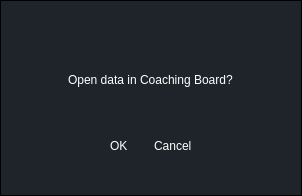
Before: the Qt Designer form ui/dialogs/open_board.ui in elian-olbz/mlbb-drafting-and-simulation-tools, drawn with Qt 5.
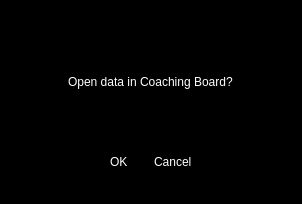
After: the same form once the commit is applied. Icons and pictures are not drawn.

What changed in the file:
```diff
--- a/ui/dialogs/open_board.ui
+++ b/ui/dialogs/open_board.ui
@@ -7,7 +7,7 @@
     <x>0</x>
     <y>0</y>
     <width>302</width>
-    <height>196</height>
+    <height>204</height>
    </rect>
   </property>
   <property name="windowTitle">
@@ -32,7 +32,8 @@
    <item>
     <widget class="QFrame" name="drop_shadow">
      <property name="styleSheet">
-      <string notr="true">background-color: qlineargradient(spread:pad, x1:0, y1:0, x2:1, y2:1, stop:0 rgba(35, 39, 46, 1), stop:0.521368 rgba(31, 35, 42, 1));</string>
+      <string notr="true">background-color: qlineargradient(spread: pad, x1: 0, y1: 0, x2: 1, y2: 1, stop: 0 rgba(0, 0, 0, 1), stop: 0.521368 rgba(0, 0, 0, 1));
+</string>
      </property>
      <property name="frameShape">
       <enum>QFrame::StyledPanel</enum>
@@ -67,10 +68,6 @@
 margin:0;
 color:#fff
 }
-#main_widget{
-background-color:#1f232a;
-}
-
 QPushButton{
 text-align:left;
 padding: 5px 10px;
@@ -209,67 +206,6 @@
               </layout>
              </widget>
             </item>
-            <item>
-             <widget class="QFrame" name="grip">
-              <property name="maximumSize">
-               <size>
-                <width>16777215</width>
-                <height>20</height>
-               </size>
-              </property>
-              <property name="styleSheet">
-               <string notr="true">background-color:#1f232a;</string>
-              </property>
-              <property name="frameShape">
-               <enum>QFrame::NoFrame</enum>
-              </property>
-              <property name="frameShadow">
-               <enum>QFrame::Raised</enum>
-              </property>
-              <layout class="QVBoxLayout" name="verticalLayout_12">
-               <property name="spacing">
-                <number>0</number>
-               </property>
-               <property name="leftMargin">
-                <number>0</number>
-               </property>
-               <property name="topMargin">
-                <number>0</number>
-               </property>
-               <property name="rightMargin">
-                <number>10</number>
-               </property>
-               <property name="bottomMargin">
-                <number>10</number>
-               </property>
-               <item alignment="Qt::AlignRight">
-                <widget class="QFrame" name="frame_grip_2">
-                 <property name="minimumSize">
-                  <size>
-                   <width>15</width>
-                   <height>15</height>
-                  </size>
-                 </property>
-                 <property name="maximumSize">
-                  <size>
-                   <width>30</width>
-                   <height>30</height>
-                  </size>
-                 </property>
-                 <property name="styleSheet">
-                  <string notr="true">padding: 5px;</string>
-                 </property>
-                 <property name="frameShape">
-                  <enum>QFrame::StyledPanel</enum>
-                 </property>
-                 <property name="frameShadow">
-                  <enum>QFrame::Raised</enum>
-                 </property>
-                </widget>
-               </item>
-              </layout>
-             </widget>
-            </item>
            </layout>
           </widget>
          </item>
```
